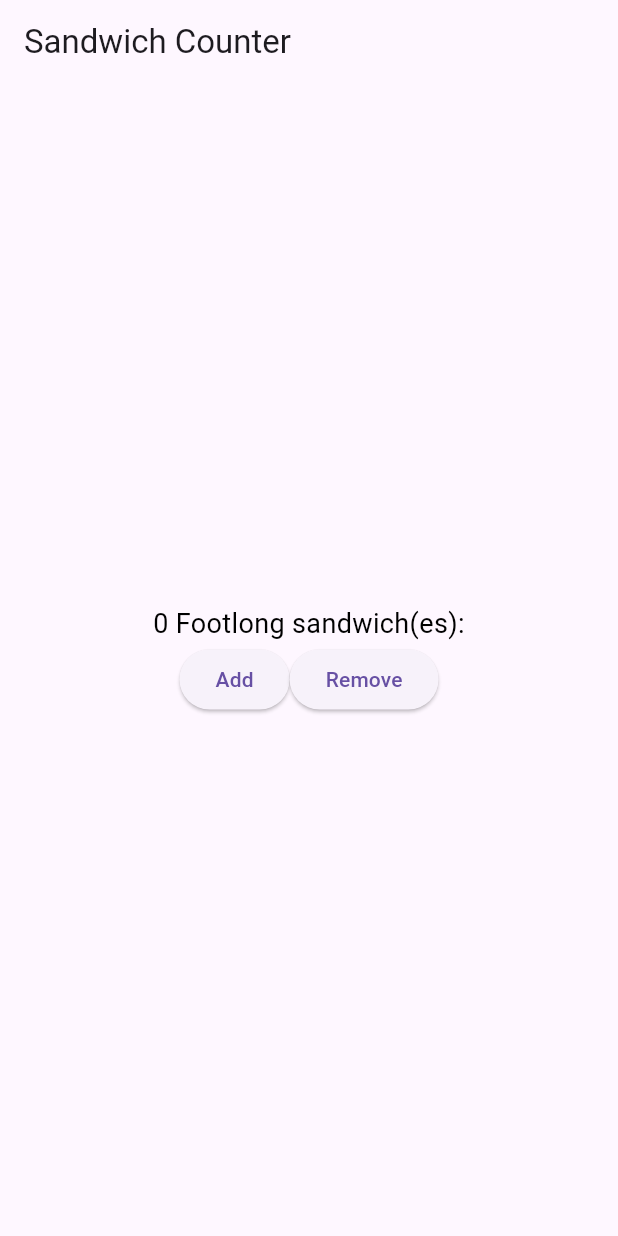
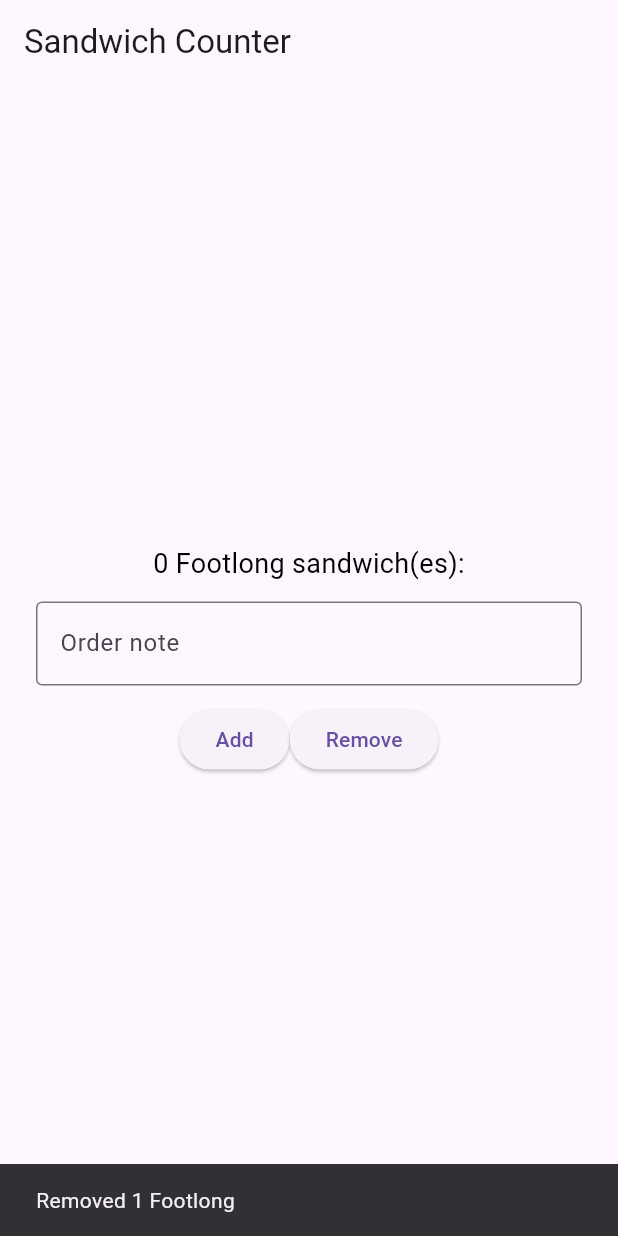
Before and after one commit to Axzythium-UOP/sandwich_shop, a Flutter app: the screen it shows after launch, after a tap on "Add", after a tap on "Remove", on a phone screen of 412 x 824 dp. Run offline on Flutter 3.47's test engine with Material 3 defaults, Android fonts, the phone set to English and light mode, and no system bars.

Commit message:
Add order notes field

```diff
--- a/lib/main.dart
+++ b/lib/main.dart
@@ -29,15 +29,45 @@ class OrderScreen extends StatefulWidget {
 
 class _OrderScreenState extends State<OrderScreen> {
   int _quantity = 0;
+  final TextEditingController _noteController = TextEditingController();
+
+  @override
+  void dispose() {
+    _noteController.dispose();
+    super.dispose();
+  }
+
   void _increaseQuantity() {
+    final note = _noteController.text.trim();
     if (_quantity < widget.maxQuantity) {
       setState(() => _quantity++);
+      ScaffoldMessenger.of(context).showSnackBar(
+        SnackBar(
+          content: Text(
+              'Added 1 Footlong${note.isNotEmpty ? ' — Note: $note' : ''}'),
+        ),
+      );
+    } else {
+      ScaffoldMessenger.of(context).showSnackBar(
+        const SnackBar(content: Text('Maximum quantity reached')),
+      );
     }
   }
 
   void _decreaseQuantity() {
+    final note = _noteController.text.trim();
     if (_quantity > 0) {
       setState(() => _quantity--);
+      ScaffoldMessenger.of(context).showSnackBar(
+        SnackBar(
+          content: Text(
+              'Removed 1 Footlong${note.isNotEmpty ? ' — Note: $note' : ''}'),
+        ),
+      );
+    } else {
+      ScaffoldMessenger.of(context).showSnackBar(
+        const SnackBar(content: Text('No sandwiches to remove')),
+      );
     }
   }
 
@@ -55,6 +85,19 @@ class _OrderScreenState extends State<OrderScreen> {
               _quantity,
               'Footlong',
             ),
+            const SizedBox(height: 12),
+            Padding(
+              padding: const EdgeInsets.symmetric(horizontal: 24.0),
+              child: TextField(
+                controller: _noteController,
+                decoration: const InputDecoration(
+                  labelText: 'Order note',
+                  hintText: 'e.g., no onions, extra pickles',
+                  border: OutlineInputBorder(),
+                ),
+              ),
+            ),
+            const SizedBox(height: 12),
             Row(
               mainAxisAlignment: MainAxisAlignment.center,
               children: [
```
